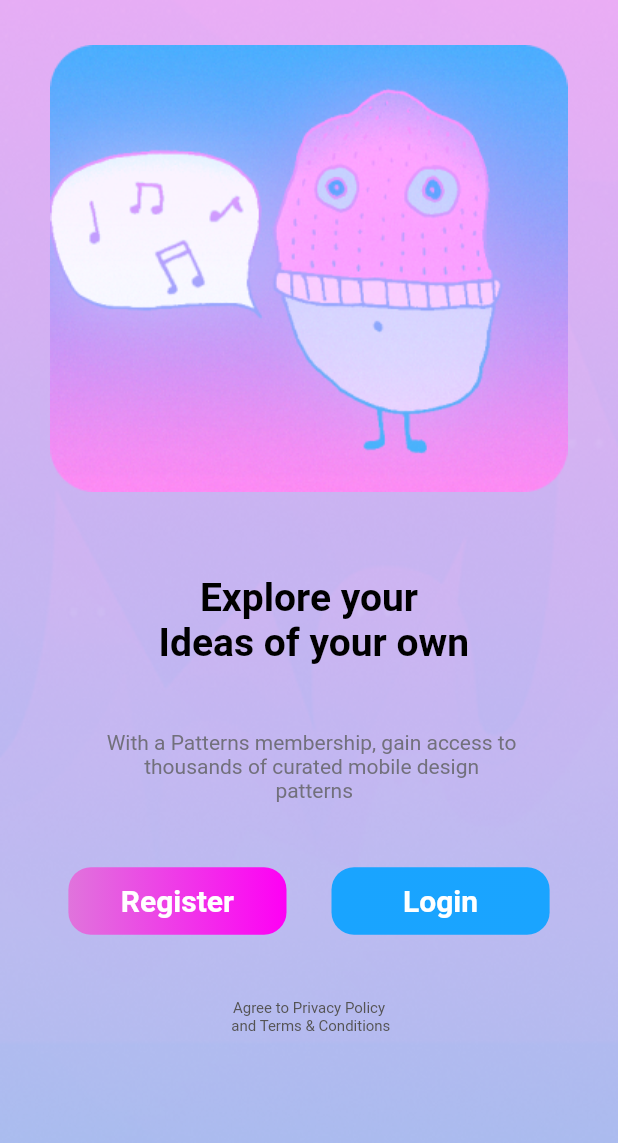
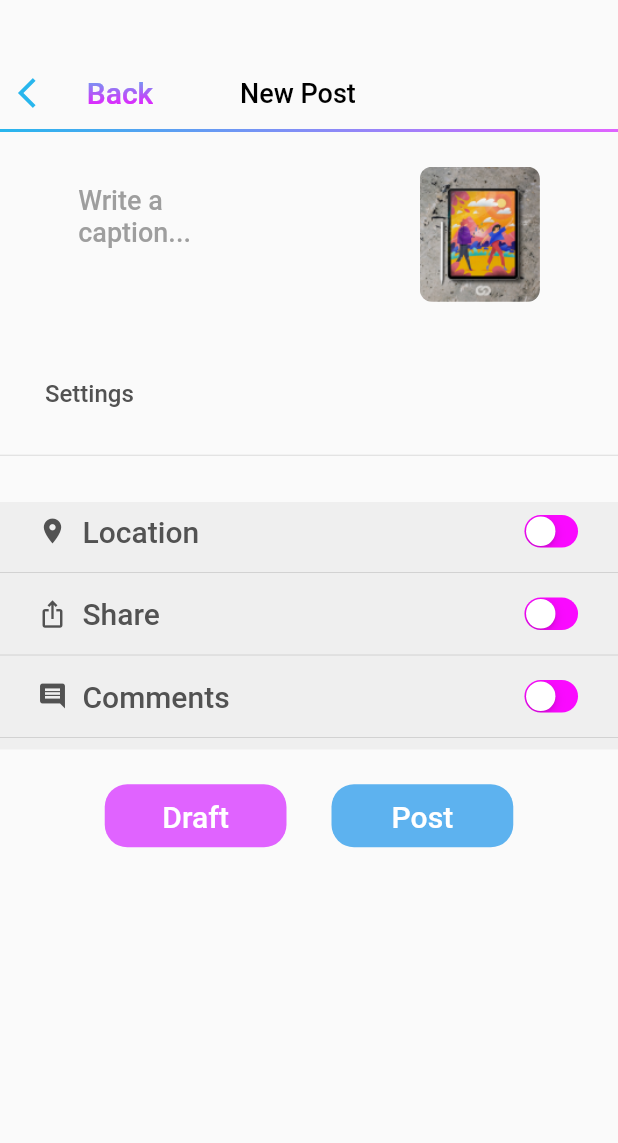
Before and after one commit to loki1220/concept, a Flutter app: the screen it shows after launch, on a phone screen of 412 x 824 dp. Shown: the top 1143 px of the screen. Run offline on Flutter 3.47's test engine with Material 2 defaults, Android fonts, the phone set to English and light mode, and no system bars; drawn by our look-alikes of simple_gradient_text; our stand-ins replace animated_splash_screen, cloud_firestore, firebase_auth, firebase_core, fluttertoast, google_fonts and 2 more; missing offline and left inert: photo_manager; accounts and stored records are empty.

Commit message:
initial commit

```diff
--- a/lib/main.dart
+++ b/lib/main.dart
@@ -2,6 +2,7 @@ import 'dart:typed_data';
 import 'dart:ui';
 import 'package:animated_splash_screen/animated_splash_screen.dart';
 import 'package:concept/screens/home_page.dart';
+import 'package:concept/screens/image_confirm.dart';
 import 'package:firebase_core/firebase_core.dart';
 import 'package:flutter/cupertino.dart';
 import 'package:flutter/material.dart';
@@ -48,7 +49,7 @@ class MyApp extends StatelessWidget {
         splashIconSize: double.maxFinite,
         centered: true,
         splashTransition: SplashTransition.fadeTransition,
-        nextScreen: HomePage(),
+        nextScreen: Image_Confirm_Screen(),
       ),
     );
   }
--- a/lib/screens/gallery.dart
+++ b/lib/screens/gallery.dart
@@ -1,6 +1,7 @@
 import 'dart:io';
 import 'dart:typed_data';
 import 'package:concept/screens/feed_screen.dart';
+import 'package:concept/screens/image_confirm.dart';
 import 'package:flutter/material.dart';
 import 'package:flutter/rendering.dart';
 import 'package:fluttertoast/fluttertoast.dart';
@@ -95,12 +96,14 @@ class _GalleryState extends State<Gallery> {
 
   @override
   Widget build(BuildContext context) {
-    return SafeArea(
-      child: Scaffold(
+    return Scaffold(
       //resizeToAvoidBottomInset: false,
       body: Container(
         child: Column(
           children: [
+            SizedBox(
+              height: kToolbarHeight - 18,
+            ),
             Row(
               mainAxisAlignment: MainAxisAlignment.spaceBetween,
               children: <Widget>[
@@ -121,7 +124,8 @@ class _GalleryState extends State<Gallery> {
                   padding: const EdgeInsets.symmetric(horizontal: 15),
                   child: Row(
                     children: [
-                        GradientText(
+                      TextButton(
+                        child: GradientText(
                           "Next",
                           colors: <Color>[
                             Color(0xFF5DB2EF),
@@ -132,6 +136,15 @@ class _GalleryState extends State<Gallery> {
                             fontWeight: FontWeight.w500,
                             fontSize: 20,
                           ),
+                        ),
+                        onPressed: () {
+                          Navigator.push(
+                            context,
+                            MaterialPageRoute(
+                              builder: (context) => Image_Confirm_Screen(),
+                            ),
+                          );
+                        },
                       )
                     ],
                   ),
@@ -182,7 +195,6 @@ class _GalleryState extends State<Gallery> {
           ],
         ),
       ),
-      ),
     );
   }
 }
--- /dev/null
+++ b/lib/screens/image_confirm.dart
@@ -0,0 +1,410 @@
+import 'package:concept/screens/gallery.dart';
+import 'package:flutter/gestures.dart';
+import 'package:flutter/material.dart';
+import 'package:flutter/cupertino.dart';
+import 'package:google_fonts/google_fonts.dart';
+import 'package:simple_gradient_text/simple_gradient_text.dart';
+
+class Image_Confirm_Screen extends StatefulWidget {
+  const Image_Confirm_Screen({Key? key}) : super(key: key);
+
+  @override
+  State<Image_Confirm_Screen> createState() => _Image_Confirm_ScreenState();
+}
+
+class _Image_Confirm_ScreenState extends State<Image_Confirm_Screen> {
+  bool isLoading = false;
+
+  bool value1 = false;
+  bool value2 = false;
+  bool value3 = false;
+
+  final TextEditingController _descriptionController = TextEditingController();
+
+  // Widget buildSwitch() => Transform.scale(
+  //       scale: 1,
+  //       child: Switch.adaptive(
+  //         thumbColor: MaterialStateProperty.all(Colors.red),
+  //         trackColor: MaterialStateProperty.all(Colors.orange),
+  //
+  //         // activeColor: Colors.blueAccent,
+  //         // activeTrackColor: Colors.blue.withOpacity(0.4),
+  //         // inactiveThumbColor: Colors.orange,
+  //         // inactiveTrackColor: Colors.black87,
+  //         splashRadius: 10,
+  //         value: value,
+  //         onChanged: (value) => setState(() => this.value = value),
+  //       ),
+  //     );
+
+  Widget buildToggleSwitch1() => Transform.scale(
+        scale: 0.7,
+        child: CupertinoSwitch(
+          thumbColor: Color(0xFFFFFFFF),
+          trackColor: Color(0xFFFA0AFF),
+          activeColor: Color(0xFF28B6ED),
+          value: value1,
+          onChanged: (value) => setState(() => this.value1 = value),
+        ),
+      );
+  Widget buildToggleSwitch2() => Transform.scale(
+        scale: 0.7,
+        child: CupertinoSwitch(
+          thumbColor: Color(0xFFFFFFFF),
+          trackColor: Color(0xFFFA0AFF),
+          activeColor: Color(0xFF28B6ED),
+          value: value2,
+          onChanged: (value) => setState(() => this.value2 = value),
+        ),
+      );
+  Widget buildToggleSwitch3() => Transform.scale(
+        scale: 0.7,
+        child: CupertinoSwitch(
+          thumbColor: Color(0xFFFFFFFF),
+          trackColor: Color(0xFFFA0AFF),
+          activeColor: Color(0xFF28B6ED),
+          value: value3,
+          onChanged: (value) => setState(() => this.value3 = value),
+        ),
+      );
+
+  @override
+  Widget build(BuildContext context) {
+    return Scaffold(
+      body: GestureDetector(
+        onTap: () => FocusScope.of(context).unfocus(),
+        child: Column(
+          // mainAxisAlignment: MainAxisAlignment.spaceEvenly,
+          children: <Widget>[
+            SizedBox(
+              height: kToolbarHeight - 18,
+            ),
+            Row(
+              mainAxisAlignment: MainAxisAlignment.start,
+              children: <Widget>[
+                Row(
+                  children: <Widget>[
+                    RichText(
+                      text: TextSpan(
+                        children: [
+                          WidgetSpan(
+                            child: IconButton(
+                              onPressed: () {},
+                              icon: Icon(
+                                Icons.arrow_back_ios,
+                                color: Color(0xFF28B6ED),
+                              ),
+                            ),
+                          ),
+                          WidgetSpan(
+                            child: TextButton(
+                              onPressed: () {},
+                              child: GradientText(
+                                "Back",
+                                colors: [Color(0xFF5DB2EF), Color(0xFFFA0AFF)],
+                                style: GoogleFonts.roboto(
+                                  fontWeight: FontWeight.w500,
+                                  fontSize: 20,
+                                ),
+                                gradientDirection: GradientDirection.ttb,
+                              ),
+                            ),
+                          ),
+                        ],
+                      ),
+                    ),
+                  ],
+                ),
+                Padding(
+                  padding: const EdgeInsets.symmetric(horizontal: 40),
+                  child: Row(
+                    children: [
+                      TextButton(
+                          onPressed: () {},
+                          child: Text(
+                            "New Post",
+                            style: GoogleFonts.roboto(
+                              fontWeight: FontWeight.w500,
+                              fontSize: 18,
+                              color: Color(0xFF000000),
+                            ),
+                          )),
+                    ],
+                  ),
+                ),
+              ],
+            ),
+            isLoading
+                ? const LinearProgressIndicator()
+                : const Padding(padding: EdgeInsets.only(top: 0.0)),
+            SizedBox(
+              width: MediaQuery.of(context).size.width,
+              height: 2,
+              child: Container(
+                decoration: BoxDecoration(
+                  gradient: LinearGradient(
+                    colors: <Color>[
+                      Color(0xFF28B6ED),
+                      Color(0xFFE063FF),
+                    ],
+                  ),
+                ),
+              ),
+            ),
+            Container(
+              //color: Colors.black,
+              height: 500,
+              child: Column(
+                mainAxisAlignment: MainAxisAlignment.spaceEvenly,
+                children: [
+                  Row(
+                    mainAxisAlignment: MainAxisAlignment.spaceAround,
+                    crossAxisAlignment: CrossAxisAlignment.start,
+                    children: <Widget>[
+                      // if (photoUrl != "")
+                      // CircleAvatar(
+                      //     backgroundImage:
+                      //         AssetImage("assets/loki.jpg") /*NetworkImage(photoUrl)*/),
+                      SizedBox(
+                        width: MediaQuery.of(context).size.width * 0.3,
+                        child: TextFormField(
+                          controller: _descriptionController,
+                          decoration: const InputDecoration(
+                              hintText: "Write a caption...",
+                              hintStyle: TextStyle(
+                                fontSize: 18,
+                                fontWeight: FontWeight.w500,
+                                color: Color(0xFF9E9E9E),
+                              ),
+                              border: InputBorder.none),
+                          maxLines: 5,
+                        ),
+                      ),
+                      Container(
+                        height: 90.0,
+                        width: 80.0,
+                        child: AspectRatio(
+                          aspectRatio: 487 / 451,
+                          child: Container(
+                            decoration: BoxDecoration(
+                                borderRadius: BorderRadius.circular(8.0),
+                                image: DecorationImage(
+                                  fit: BoxFit.fill,
+                                  alignment: FractionalOffset.topCenter,
+                                  image: AssetImage(
+                                      "assets/postdp.png") /*MemoryImage(_file!)*/,
+                                )),
+                          ),
+                        ),
+                      ),
+                    ],
+                  ),
+                  Padding(
+                    padding: const EdgeInsets.symmetric(horizontal: 30.0),
+                    child: Row(
+                      children: [
+                        Text(
+                          "Settings",
+                          style: GoogleFonts.roboto(
+                            color: Color(0xFF525252),
+                            fontSize: 16,
+                            fontWeight: FontWeight.w500,
+                          ),
+                        ),
+                      ],
+                    ),
+                  ),
+                  const Divider(),
+                  Container(
+                    color: Color(0xFFC4C4C4).withOpacity(0.2),
+                    child: Column(
+                      children: [
+                        Padding(
+                          padding: const EdgeInsets.symmetric(horizontal: 15.0),
+                          child: Row(
+                            mainAxisAlignment: MainAxisAlignment.spaceBetween,
+                            children: [
+                              RichText(
+                                text: TextSpan(
+                                  children: [
+                                    WidgetSpan(
+                                      child: Padding(
+                                        padding: const EdgeInsets.symmetric(
+                                            horizontal: 10.0),
+                                        child: Icon(
+                                          Icons.location_on,
+                                          size: 20,
+                                          color: Color(0xFF525252),
+                                        ),
+                                      ),
+                                    ),
+                                    TextSpan(
+                                      text: "Location",
+                                      style: GoogleFonts.roboto(
+                                        fontWeight: FontWeight.w500,
+                                        fontSize: 20,
+                                        color: Color(0xFF525252),
+                                      ),
+                                    ),
+                                  ],
+                                ),
+                              ),
+                              buildToggleSwitch1(),
+                              // GFToggle(
+                              //   onChanged: null,
+                              //   value: true,
+                              //   type: GFToggleType.ios,
+                              // )
+                            ],
+                          ),
+                        ),
+                        Divider(),
+                        Padding(
+                          padding: const EdgeInsets.symmetric(horizontal: 15.0),
+                          child: Row(
+                            mainAxisAlignment: MainAxisAlignment.spaceBetween,
+                            children: [
+                              RichText(
+                                text: TextSpan(
+                                  children: [
+                                    WidgetSpan(
+                                      child: Padding(
+                                        padding: const EdgeInsets.symmetric(
+                                            horizontal: 10.0),
+                                        child: Icon(
+                                          Icons.ios_share,
+                                          size: 20,
+                                          color: Color(0xFF525252),
+                                        ),
+                                      ),
+                                    ),
+                                    TextSpan(
+                                      text: "Share",
+                                      style: GoogleFonts.roboto(
+                                        fontWeight: FontWeight.w500,
+                                        fontSize: 20,
+                                        color: Color(0xFF525252),
+                                      ),
+                                    ),
+                                  ],
+                                ),
+                              ),
+                              buildToggleSwitch2(),
+                            ],
+                          ),
+                        ),
+                        Divider(),
+                        Padding(
+                          padding: const EdgeInsets.symmetric(horizontal: 15.0),
+                          child: Row(
+                            mainAxisAlignment: MainAxisAlignment.spaceBetween,
+                            children: [
+                              RichText(
+                                text: TextSpan(
+                                  children: [
+                                    WidgetSpan(
+                                      child: Padding(
+                                        padding: const EdgeInsets.symmetric(
+                                            horizontal: 10),
+                                        child: Icon(
+                                          Icons.insert_comment,
+                                          size: 20,
+                                          color: Color(0xFF525252),
+                                        ),
+                                      ),
+                                    ),
+                                    TextSpan(
+                                      text: "Comments",
+                                      style: GoogleFonts.roboto(
+                                        fontWeight: FontWeight.w500,
+                                        fontSize: 20,
+                                        color: Color(0xFF525252),
+                                      ),
+                                    ),
+                                  ],
+                                ),
+                              ),
+                              buildToggleSwitch3(),
+                            ],
+                          ),
+                        ),
+                        Divider(),
+                      ],
+                    ),
+                  ),
+                  Row(
+                    mainAxisAlignment: MainAxisAlignment.center,
+                    children: <Widget>[
+                      Container(
+                        height: 42,
+                        width: 5 * (MediaQuery.of(context).size.width / 17),
+                        decoration: ShapeDecoration(
+                          shape: RoundedRectangleBorder(
+                              borderRadius: BorderRadius.horizontal(
+                                  left: Radius.elliptical(15, 15),
+                                  right: Radius.elliptical(15, 15))),
+                          color: Color(0xFFE063FF),
+                        ),
+                        child: ElevatedButton(
+                          onPressed: () {},
+                          style: ElevatedButton.styleFrom(
+                            padding: EdgeInsets.symmetric(
+                                horizontal: 25, vertical: 10),
+                            tapTargetSize: MaterialTapTargetSize.shrinkWrap,
+                            primary: Colors.transparent,
+                            shadowColor: Colors.transparent,
+                            elevation: 0,
+                          ),
+                          child: Text(
+                            "Draft",
+                            textAlign: TextAlign.center,
+                            style: GoogleFonts.roboto(
+                                fontSize: 20,
+                                fontWeight: FontWeight.w500,
+                                color: Color(0xFFFFFFFF)),
+                          ),
+                        ),
+                      ),
+                      SizedBox(
+                        width: 30,
+                      ),
+                      Container(
+                        height: 42,
+                        width: 5 * (MediaQuery.of(context).size.width / 17),
+                        decoration: ShapeDecoration(
+                          shape: RoundedRectangleBorder(
+                              borderRadius: BorderRadius.horizontal(
+                                  left: Radius.elliptical(15, 15),
+                                  right: Radius.elliptical(15, 15))),
+                          color: Color(0xFF5DB2EF),
+                        ),
+                        child: ElevatedButton(
+                          onPressed: () {},
+                          style: ElevatedButton.styleFrom(
+                            padding: EdgeInsets.symmetric(
+                                horizontal: 25, vertical: 10),
+                            tapTargetSize: MaterialTapTargetSize.shrinkWrap,
+                            primary: Colors.transparent,
+                            shadowColor: Colors.transparent,
+                          ),
+                          child: Text(
+                            "Post",
+                            textAlign: TextAlign.center,
+                            style: GoogleFonts.roboto(
+                                fontSize: 20,
+                                fontWeight: FontWeight.w500,
+                                color: Color(0xFFFFFFFF)),
+                          ),
+                        ),
+                      ),
+                    ],
+                  ),
+                ],
+              ),
+            ),
+          ],
+        ),
+      ),
+    );
+  }
+}
--- a/pubspec.yaml
+++ b/pubspec.yaml
@@ -40,7 +40,6 @@ dependencies:
   path_provider: ^2.0.9
   path: ^1.8.0
   simple_gradient_text: ^1.2.2
-  storage_path: ^0.2.0
   photo_manager: ^2.0.1
   cached_network_image: ^3.2.0
   firebase_auth: ^3.3.11
@@ -49,8 +48,9 @@ dependencies:
   fluttertoast: ^8.0.9
   cloud_firestore: ^3.1.10
   google_sign_in: ^5.2.4
+  getwidget: ^2.0.5
 
-
+  #storage_path: ^0.2.0
 # The following adds the Cupertino Icons font to your application.
   # Use with the CupertinoIcons class for iOS style icons.
 
```
Also changed, not shown: assets/postdp.png (added), pubspec.lock. Lines whose indentation alone changed are shown as unchanged.
